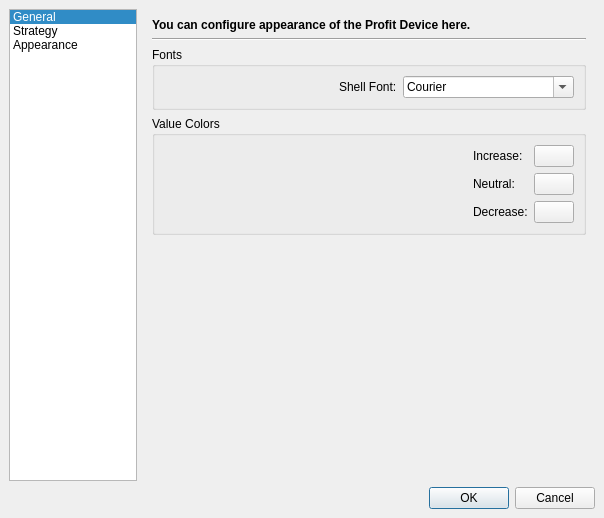
Above: profit/widgets/ui_settingsdialog.ui from hpsilva/profitpy before the change. Below: the same form after it.
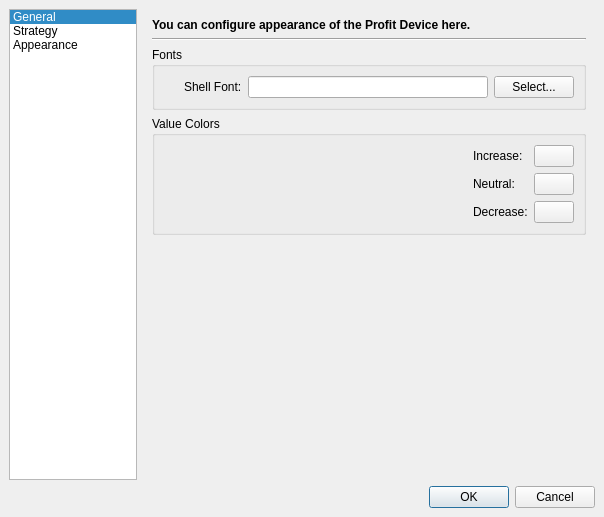
That is the form after the change. The open tabs and pages were chosen to show the change. Icons and pictures are not drawn.

Diff of the .ui file:
```diff
--- a/profit/widgets/ui_settingsdialog.ui
+++ b/profit/widgets/ui_settingsdialog.ui
@@ -6,7 +6,7 @@
     <x>0</x>
     <y>0</y>
     <width>604</width>
-    <height>518</height>
+    <height>517</height>
    </rect>
   </property>
   <property name="windowTitle" >
@@ -498,7 +498,7 @@
                 </property>
                 <property name="sizeHint" >
                  <size>
-                  <width>40</width>
+                  <width>20</width>
                   <height>20</height>
                  </size>
                 </property>
@@ -512,9 +512,27 @@
                </widget>
               </item>
               <item>
-               <widget class="QFontComboBox" name="shellFont" >
-                <property name="fontFilters" >
-                 <set>QFontComboBox::MonospacedFonts</set>
+               <widget class="QLineEdit" name="shellFont" >
+                <property name="sizePolicy" >
+                 <sizepolicy>
+                  <hsizetype>7</hsizetype>
+                  <vsizetype>0</vsizetype>
+                  <horstretch>1</horstretch>
+                  <verstretch>0</verstretch>
+                 </sizepolicy>
+                </property>
+                <property name="focusPolicy" >
+                 <enum>Qt::NoFocus</enum>
+                </property>
+                <property name="readOnly" >
+                 <bool>true</bool>
+                </property>
+               </widget>
+              </item>
+              <item>
+               <widget class="QPushButton" name="selectShellFont" >
+                <property name="text" >
+                 <string>Select...</string>
                 </property>
                </widget>
               </item>
```
